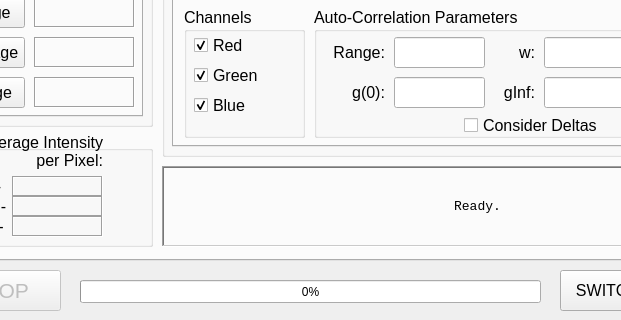
Old version of the form local_GUI/mainv6.ui in the repository nklose/ICS; both pictures show x 220 to 841 and y 350 to 670 of the 1024 by 670 pixel window.
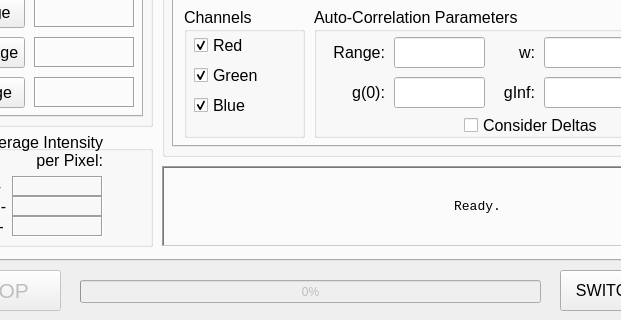
New version of the form. Icons and pictures are not drawn.

What changed in the file:
```diff
--- a/local_GUI/mainv6.ui
+++ b/local_GUI/mainv6.ui
@@ -2562,7 +2562,7 @@
   </widget>
   <widget class="QProgressBar" name="progressBar">
    <property name="enabled">
-    <bool>true</bool>
+    <bool>false</bool>
    </property>
    <property name="geometry">
     <rect>
```
